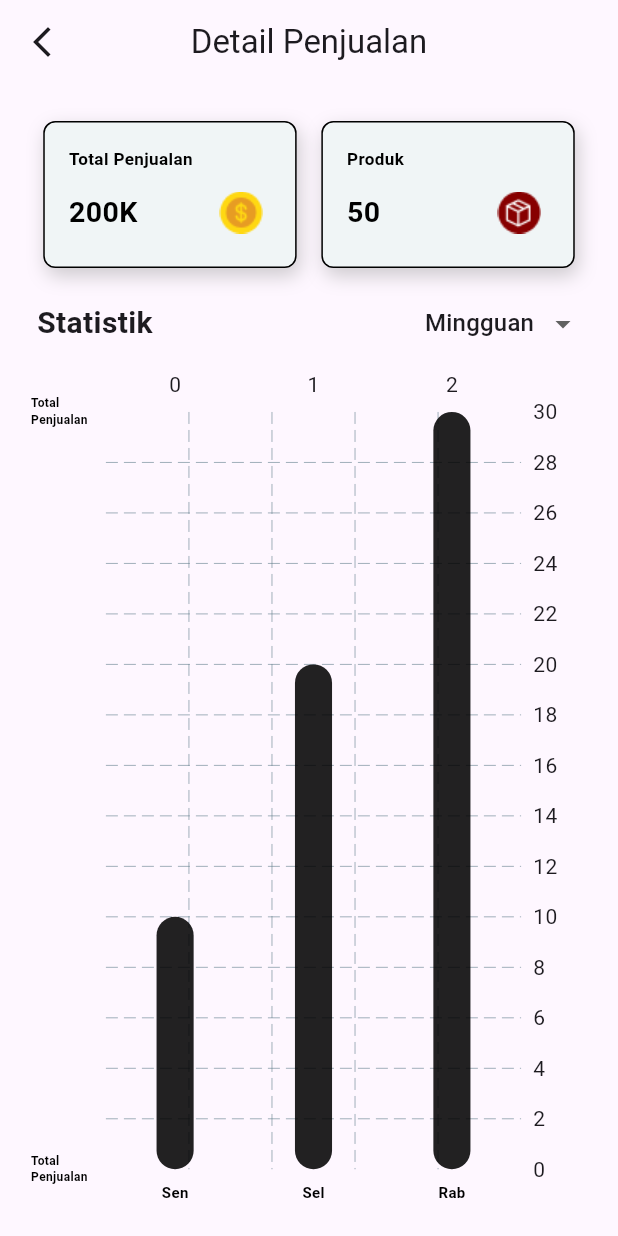
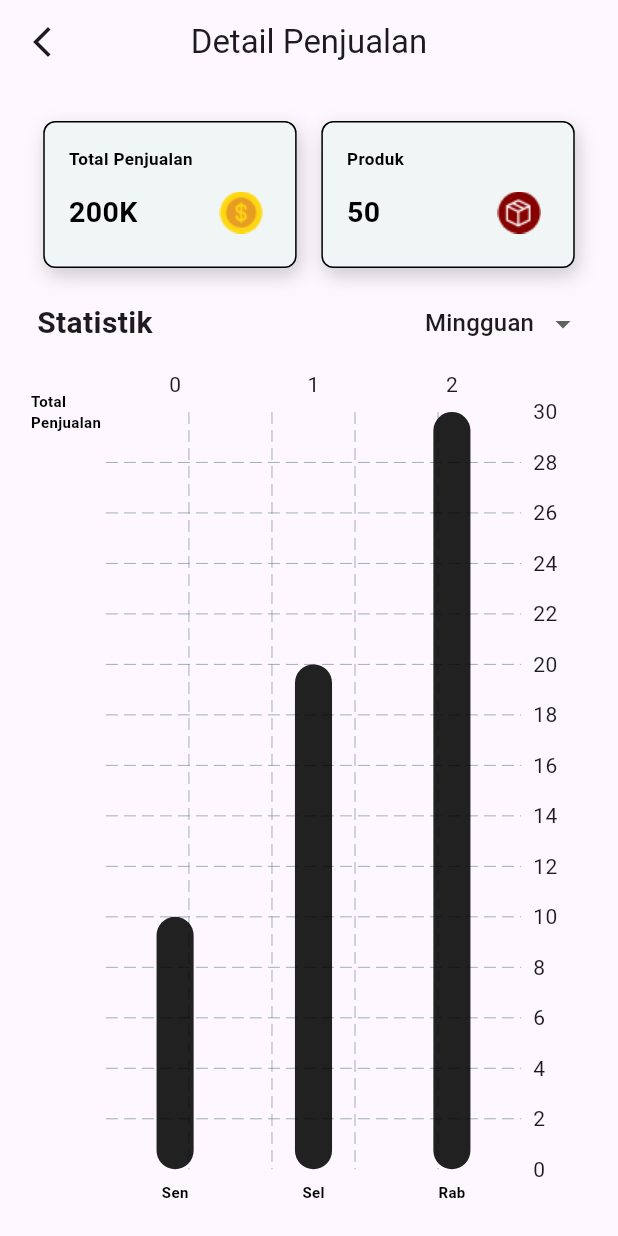
Before and after one commit to Shade2012/warmindo_admin_ui, a Flutter app: the SalesDetailPage screen opened by its route, on a phone screen of 412 x 824 dp. Run offline on Flutter 3.47's test engine with Material 3 defaults, Android fonts, the phone set to English and light mode, and no system bars; drawn by our look-alikes of fl_chart; our stand-ins replace connectivity_plus, flutter_svg, font_awesome_flutter, get, google_fonts, image_picker and 4 more; accounts and stored records are empty; network calls fail; Roboto replaces fonts that are missing (Oxygen).

Commit message:
fix : [AF] fix text side title

```diff
--- a/lib/pages/sales_detail_page/view/sales_detail_page.dart
+++ b/lib/pages/sales_detail_page/view/sales_detail_page.dart
@@ -135,17 +135,25 @@ class SalesDetailPage extends StatelessWidget {
                           ),
                           leftTitles: AxisTitles(
                             sideTitles: SideTitles(
-                              interval: 80,
                               showTitles: true,
                               getTitlesWidget: (value, meta) {
-                                return Text(
+                                if (value == meta.max) {
+                                  return SideTitleWidget(
+                                    angle: 0,
+                                    space: 0,
+                                    axisSide: meta.axisSide,
+                                    child: Text(
                                       controller.yAxisTitle.value,
                                       style: TextStyle(
                                       color: Colors.black,
                                       fontWeight: FontWeight.bold,
-                                    fontSize: 8,
+                                      fontSize: 10,
+                                    ),
                                     ),
                                   );
+                                } else {
+                                  return Container();
+                                }
                               },
                               reservedSize: 50,
                             ),
```
Lines whose indentation alone changed are shown as unchanged.
